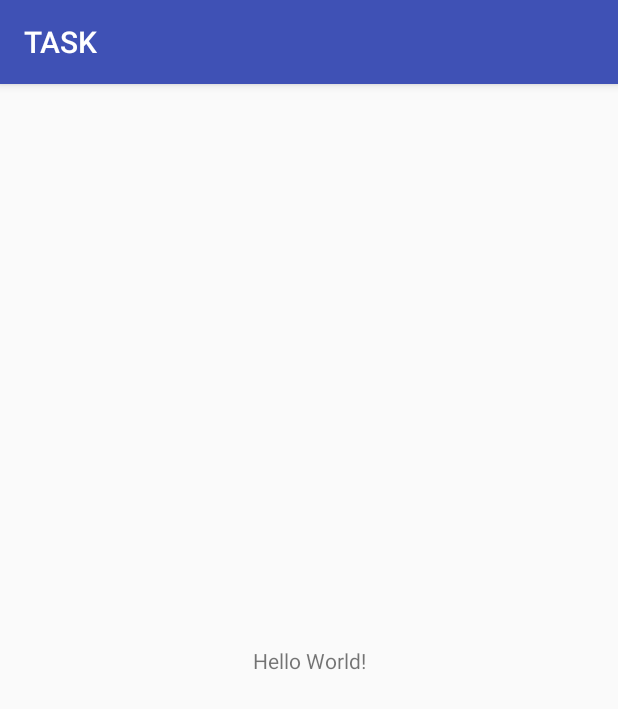
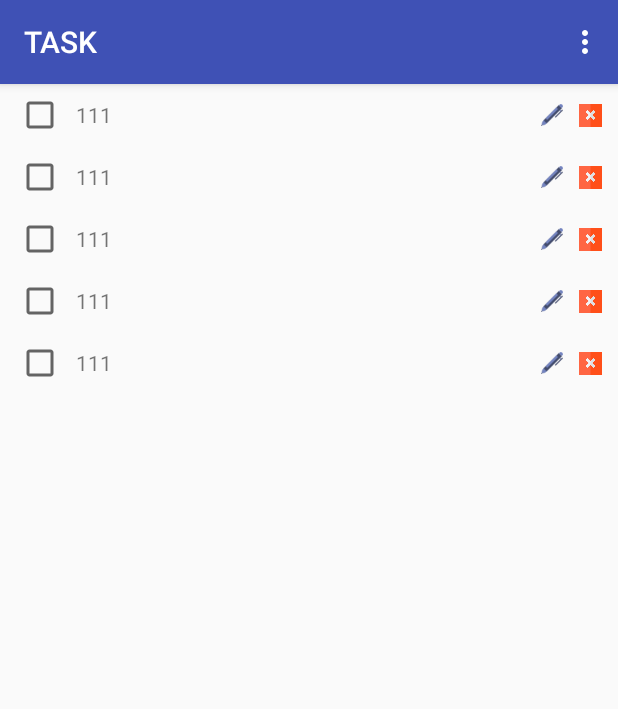
Before and after one commit to tuquyet2709/MVPTask, an Android app: the screen it shows after launch (MainActivity), on a phone screen of 412 x 824 dp. Shown: the top 709 px of the screen. Run offline under Robolectric (Android 15) with nearby library versions, the phone set to English and light mode, and no system bars.

Commit message:
Create UI

```diff
--- a/app/build.gradle
+++ b/app/build.gradle
@@ -20,11 +20,12 @@ android {
 }
 
 dependencies {
-    compile fileTree(dir: 'libs', include: ['*.jar'])
+    compile fileTree(include: ['*.jar'], dir: 'libs')
     androidTestCompile('com.android.support.test.espresso:espresso-core:2.2.2', {
         exclude group: 'com.android.support', module: 'support-annotations'
     })
     compile 'com.android.support:appcompat-v7:25.3.1'
     compile 'com.android.support.constraint:constraint-layout:1.0.2'
     testCompile 'junit:junit:4.12'
+    compile 'com.android.support:recyclerview-v7:25.3.1'
 }
--- a/app/src/main/java/com/example/tuquyet/task/data/model/Task.java
+++ b/app/src/main/java/com/example/tuquyet/task/data/model/Task.java
@@ -6,6 +6,15 @@ package com.example.tuquyet.task.data.model;
 public class Task {
     private int mId;
     private String mTitle;
+    private boolean isChecked;
+
+    public boolean isChecked() {
+        return isChecked;
+    }
+
+    public void setChecked(boolean checked) {
+        isChecked = checked;
+    }
 
     public Task(int id) {
         mId = id;
--- a/app/src/main/java/com/example/tuquyet/task/data/source/local/TaskLocalDataSource.java
+++ b/app/src/main/java/com/example/tuquyet/task/data/source/local/TaskLocalDataSource.java
@@ -9,7 +9,7 @@ import com.example.tuquyet.task.data.source.TaskDataSource;
 public class TaskLocalDataSource implements TaskDataSource {
     @Override
     public void addTask(Task task, CallBack<Boolean> callBack) {
-    //add task
+        //add task
         callBack.onSucess(true);
     }
 
@@ -18,7 +18,7 @@ public class TaskLocalDataSource implements TaskDataSource {
     }
 
     @Override
-    public void deleteTask(Task task, CallBack<Boolean> callBack) {
+    public void deleteTask(int id, CallBack<Boolean> callBack) {
     }
 
     @Override
--- a/app/src/main/java/com/example/tuquyet/task/main/MainActivity.java
+++ b/app/src/main/java/com/example/tuquyet/task/main/MainActivity.java
@@ -1,20 +1,123 @@
 package com.example.tuquyet.task.main;
 
+import android.content.DialogInterface;
+import android.os.Bundle;
+import android.support.v7.app.AlertDialog;
 import android.support.v7.app.AppCompatActivity;
-import android.os.Bundle;
+import android.support.v7.widget.LinearLayoutManager;
+import android.support.v7.widget.RecyclerView;
+import android.view.Menu;
+import android.view.MenuItem;
+import android.widget.EditText;
 
 import com.example.tuquyet.task.R;
 import com.example.tuquyet.task.data.model.Task;
 import com.example.tuquyet.task.data.source.TaskRepository;
 import com.example.tuquyet.task.data.source.local.TaskLocalDataSource;
 
-public class MainActivity extends AppCompatActivity implements MainContract.View{
+import java.util.ArrayList;
+import java.util.List;
+
+public class MainActivity extends AppCompatActivity implements MainContract.View {
     private MainContract.Presenter mPresenter;
+    private RecyclerView mRecyclerView;
+    private MainAdapter mMainAdapter;
+    private List<Task> mListTasks;
+    private String mTitle;
+
     @Override
     protected void onCreate(Bundle savedInstanceState) {
         super.onCreate(savedInstanceState);
         setContentView(R.layout.activity_main);
         mPresenter = new MainPresenter(this, new TaskRepository(new TaskLocalDataSource()));
+        mRecyclerView = (RecyclerView) findViewById(R.id.recyclerView);
+        mRecyclerView.setLayoutManager(
+            new LinearLayoutManager(this, LinearLayoutManager.VERTICAL, false));
+        mListTasks = new ArrayList<>();
+        Task task = new Task("111");
+        mListTasks.add(task);
+        mListTasks.add(task);
+        mListTasks.add(task);
+        mListTasks.add(task);
+        mListTasks.add(task);
+        mMainAdapter = new MainAdapter(mListTasks, this);
+        mRecyclerView.setAdapter(mMainAdapter);
+    }
+
+    @Override
+    public boolean onCreateOptionsMenu(Menu menu) {
+        getMenuInflater().inflate(R.menu.menu_main, menu);
+        return super.onCreateOptionsMenu(menu);
+    }
+
+    @Override
+    public boolean onOptionsItemSelected(MenuItem item) {
+        int id = item.getItemId();
+        if (id == R.id.menu_add)
+            onAddTaskClick(mTitle);
+        return super.onOptionsItemSelected(item);
+    }
+
+    @Override
+    public void onDeleteTaskClick(Task task) {
+        AlertDialog.Builder builder = new AlertDialog.Builder(this);
+        builder.setMessage("Delete ?")
+            .setPositiveButton(android.R.string.yes, new DialogInterface.OnClickListener() {
+                public void onClick(DialogInterface dialog, int which) {
+                    // continue with delete
+                }
+            })
+            .setNegativeButton(android.R.string.no, new DialogInterface.OnClickListener() {
+                public void onClick(DialogInterface dialog, int which) {
+                    // do nothing
+                }
+            })
+            .setIcon(android.R.drawable.ic_dialog_alert)
+            .show();
+    }
+
+    @Override
+    public void onAddTaskClick(String title) {
+        final EditText text = new EditText(this);
+        text.setHint("Title");
+        new AlertDialog.Builder(this).setTitle("Add task")
+            .setView(text)
+            .setPositiveButton("OK", new DialogInterface.OnClickListener() {
+                @Override
+                public void onClick(DialogInterface dialog, int which) {
+                    String title = text.getText().toString();
+                    Task task = new Task(title);
+                    mPresenter.addTask(mListTasks, title);
+                }
+            })
+            .setNegativeButton("CANCEL", new DialogInterface.OnClickListener() {
+                @Override
+                public void onClick(DialogInterface dialog, int which) {
+                }
+            })
+            .show();
+    }
+
+    @Override
+    public void onEditTaskClick(String title) {
+        final EditText text = new EditText(this);
+        text.setHint("Title");
+        new AlertDialog.Builder(this).setTitle("Edit task")
+            .setView(text)
+            .setPositiveButton("OK", new DialogInterface.OnClickListener() {
+                @Override
+                public void onClick(DialogInterface dialog, int which) {
+                    String title = text.getText().toString();
+                    Task task = new Task(title);
+                  //  mPresenter.addTask(mListTasks, title);
+                }
+            })
+            .setNegativeButton("CANCEL", new DialogInterface.OnClickListener() {
+                @Override
+                public void onClick(DialogInterface dialog, int which) {
+                }
+            })
+            .show();
     }
 
     @Override
--- /dev/null
+++ b/app/src/main/java/com/example/tuquyet/task/main/MainAdapter.java
@@ -0,0 +1,90 @@
+package com.example.tuquyet.task.main;
+
+import android.content.Context;
+import android.support.v7.widget.RecyclerView;
+import android.view.LayoutInflater;
+import android.view.View;
+import android.view.ViewGroup;
+import android.widget.CheckBox;
+import android.widget.ImageView;
+import android.widget.TextView;
+import android.widget.Toast;
+
+import com.example.tuquyet.task.R;
+import com.example.tuquyet.task.data.model.Task;
+
+import java.util.List;
+
+/**
+ * Created by tuquyet on 11/07/2017.
+ */
+public class MainAdapter extends RecyclerView.Adapter<MainAdapter.ViewHolder> {
+    private List<Task> mTaskList;
+    private MainContract.View mView;
+
+    public MainAdapter(List<Task> taskList, MainContract.View v) {
+        mTaskList = taskList;
+        mView = v;
+    }
+
+    @Override
+    public ViewHolder onCreateViewHolder(ViewGroup parent, int viewType) {
+        View v = LayoutInflater.from(parent.getContext())
+            .inflate(R.layout.item_task, parent, false);
+        return new ViewHolder(v);
+    }
+
+    @Override
+    public void onBindViewHolder(ViewHolder holder, int position) {
+        Task task = mTaskList.get(position);
+        holder.bindData(task);
+    }
+
+    @Override
+    public int getItemCount() {
+        if (mTaskList != null)
+            return mTaskList.size();
+        else return 0;
+    }
+
+    public class ViewHolder extends RecyclerView.ViewHolder implements View.OnClickListener {
+        private Task mTask;
+        private CheckBox mCheckBox;
+        private TextView mTextTitle;
+        private ImageView mImageEdit;
+        private ImageView mImageDelete;
+
+        public ViewHolder(View itemView) {
+            super(itemView);
+            mCheckBox = (CheckBox) itemView.findViewById(R.id.checkBox);
+            mTextTitle = (TextView) itemView.findViewById(R.id.textView_title);
+            mImageEdit = (ImageView) itemView.findViewById(R.id.imageView_edit);
+            mImageDelete = (ImageView) itemView.findViewById(R.id.imageView_delete);
+            mCheckBox.setOnClickListener(this);
+            mImageEdit.setOnClickListener(this);
+            mImageDelete.setOnClickListener(this);
+        }
+
+        @Override
+        public void onClick(View v) {
+            switch (v.getId()) {
+                case R.id.checkBox:
+                    break;
+                case R.id.imageView_edit:
+                    mView.onEditTaskClick(mTask.getTitle());
+                    break;
+                case R.id.imageView_delete:
+                    mView.onDeleteTaskClick(mTask);
+                    break;
+                default:
+                    break;
+            }
+        }
+
+        public void bindData(Task task) {
+            mTask = task;
+            mCheckBox.setChecked(task.isChecked());
+            mTextTitle.setText(task.getTitle());
+        }
+    }
+}
--- a/app/src/main/java/com/example/tuquyet/task/main/MainContract.java
+++ b/app/src/main/java/com/example/tuquyet/task/main/MainContract.java
@@ -9,6 +9,9 @@ import java.util.List;
  */
 public interface MainContract {
     interface View {
+        void onDeleteTaskClick(Task task);
+        void onAddTaskClick(String title);
+        void onEditTaskClick(String title);
         void onAddTaskSuccess(Task task);
         void onAddTaskFailed(String msg);
         void onEditSuccess();
--- a/app/src/main/res/layout/activity_main.xml
+++ b/app/src/main/res/layout/activity_main.xml
@@ -1,19 +1,17 @@
 <?xml version="1.0" encoding="utf-8"?>
-<android.support.constraint.ConstraintLayout
+<LinearLayout
     xmlns:android="http://schemas.android.com/apk/res/android"
-    xmlns:app="http://schemas.android.com/apk/res-auto"
     xmlns:tools="http://schemas.android.com/tools"
     android:layout_width="match_parent"
     android:layout_height="match_parent"
     tools:context="com.example.tuquyet.task.main.MainActivity">
 
-    <TextView
-        android:layout_width="wrap_content"
-        android:layout_height="wrap_content"
-        android:text="Hello World!"
-        app:layout_constraintBottom_toBottomOf="parent"
-        app:layout_constraintLeft_toLeftOf="parent"
-        app:layout_constraintRight_toRightOf="parent"
-        app:layout_constraintTop_toTopOf="parent"/>
+    <android.support.v7.widget.RecyclerView
+        android:id="@+id/recyclerView"
+        android:layout_width="match_parent"
+        android:layout_height="match_parent">
 
-</android.support.constraint.ConstraintLayout>
+    </android.support.v7.widget.RecyclerView>
+
+
+</LinearLayout>
--- /dev/null
+++ b/app/src/main/res/layout/item_task.xml
@@ -0,0 +1,43 @@
+<?xml version="1.0" encoding="utf-8"?>
+<LinearLayout xmlns:android="http://schemas.android.com/apk/res/android"
+              xmlns:app="http://schemas.android.com/apk/res-auto"
+              xmlns:tools="http://schemas.android.com/tools"
+              android:layout_width="match_parent"
+              android:layout_height="wrap_content"
+              android:layout_margin="@dimen/dp_5"
+              android:orientation="horizontal">
+
+    <CheckBox
+        android:id="@+id/checkBox"
+        android:layout_width="@dimen/dp_0"
+        android:layout_height="@dimen/dp_20"
+        android:layout_margin="@dimen/dp_5"
+        android:layout_weight="1"
+        />
+
+    <TextView
+        android:id="@+id/textView_title"
+        android:layout_width="@dimen/dp_0"
+        android:layout_height="wrap_content"
+        android:layout_margin="@dimen/dp_5"
+        android:layout_weight="10"
+        android:text="TextView"
+        tools:text="dd"/>
+
+    <ImageView
+        android:id="@+id/imageView_edit"
+        android:layout_width="@dimen/dp_0"
+        android:layout_height="20dp"
+        android:layout_margin="@dimen/dp_5"
+        android:layout_weight="0.5"
+        app:srcCompat="@drawable/pen"/>
+
+    <ImageView
+        android:id="@+id/imageView_delete"
+        android:layout_width="@dimen/dp_0"
+        android:layout_height="20dp"
+        android:layout_margin="@dimen/dp_5"
+        android:layout_weight="0.5"
+        app:srcCompat="@drawable/delete"/>
+
+</LinearLayout>
--- /dev/null
+++ b/app/src/main/res/menu/menu_main.xml
@@ -0,0 +1,8 @@
+<?xml version="1.0" encoding="utf-8"?>
+<menu xmlns:android="http://schemas.android.com/apk/res/android">
+    <item
+        android:id="@+id/menu_add"
+        android:title="Add"
+        android:icon="@drawable/more">
+    </item>
+</menu>
--- /dev/null
+++ b/app/src/main/res/values/dimens.xml
@@ -0,0 +1,6 @@
+<?xml version="1.0" encoding="utf-8"?>
+<resources>
+    <dimen name="dp_5">5dp</dimen>
+    <dimen name="dp_20">20dp</dimen>
+    <dimen name="dp_0">0dp</dimen>
+</resources>
```
Also changed, not shown: app/src/main/res/drawable/delete.png (added), app/src/main/res/drawable/more.png (added), app/src/main/res/drawable/pen.png (added), 10 other files.
